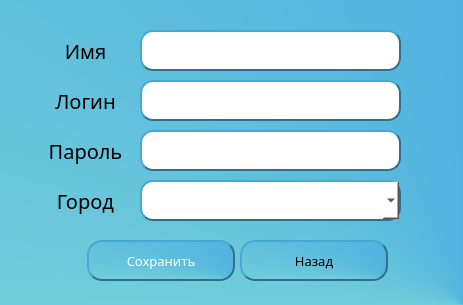
Before: the Qt Designer form cabinet.ui in Animila/PyWeather, drawn with Qt 5.
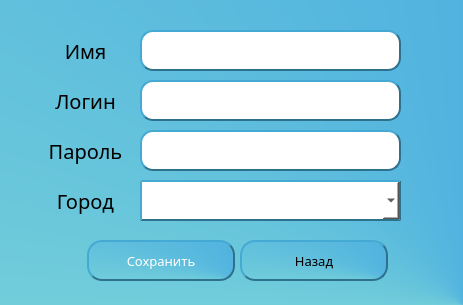
After: the same form once the commit is applied.

The edit to the form file:
```diff
--- a/cabinet.ui
+++ b/cabinet.ui
@@ -33,7 +33,6 @@
    <property name="styleSheet">
     <string notr="true">
 border-color: rgb(46, 113, 141);
-border-radius: 13px;
 border-style: outset;
 border-width: 1.5px;
 background-color: rgb(255, 255, 255);</string>
@@ -41,6 +40,12 @@
    <property name="editable">
     <bool>true</bool>
    </property>
+   <property name="currentIndex">
+    <number>-1</number>
+   </property>
+   <property name="frame">
+    <bool>true</bool>
+   </property>
   </widget>
   <widget class="QLineEdit" name="password">
    <property name="geometry">
```
Left out of the diff: 26 changed lines with no effect on the pictures.
